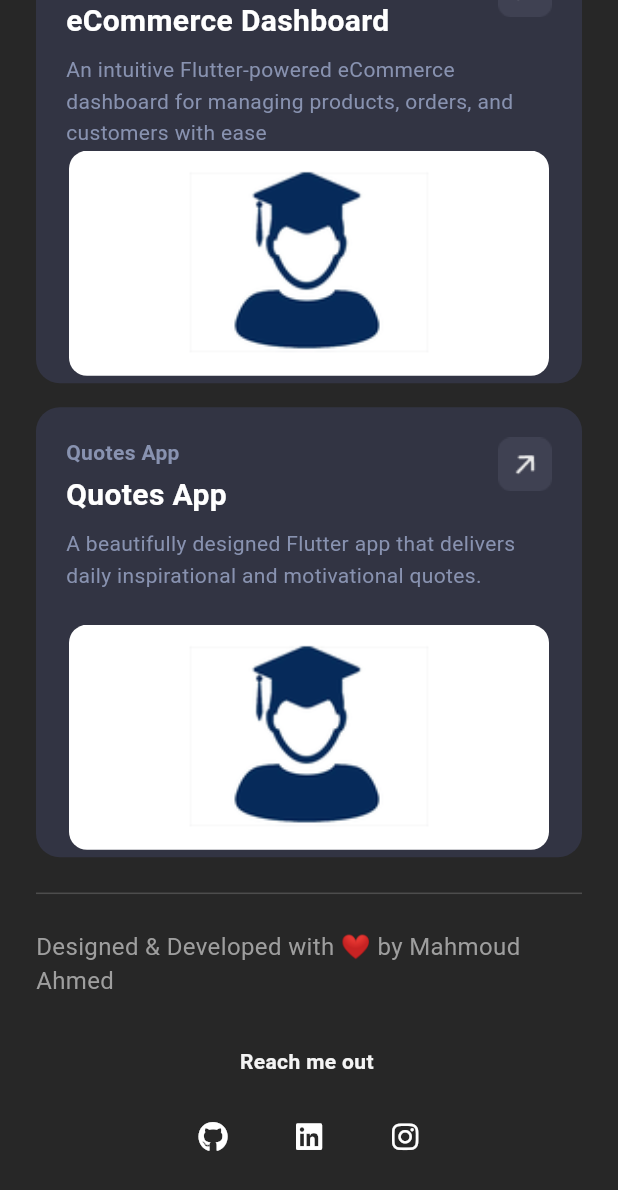
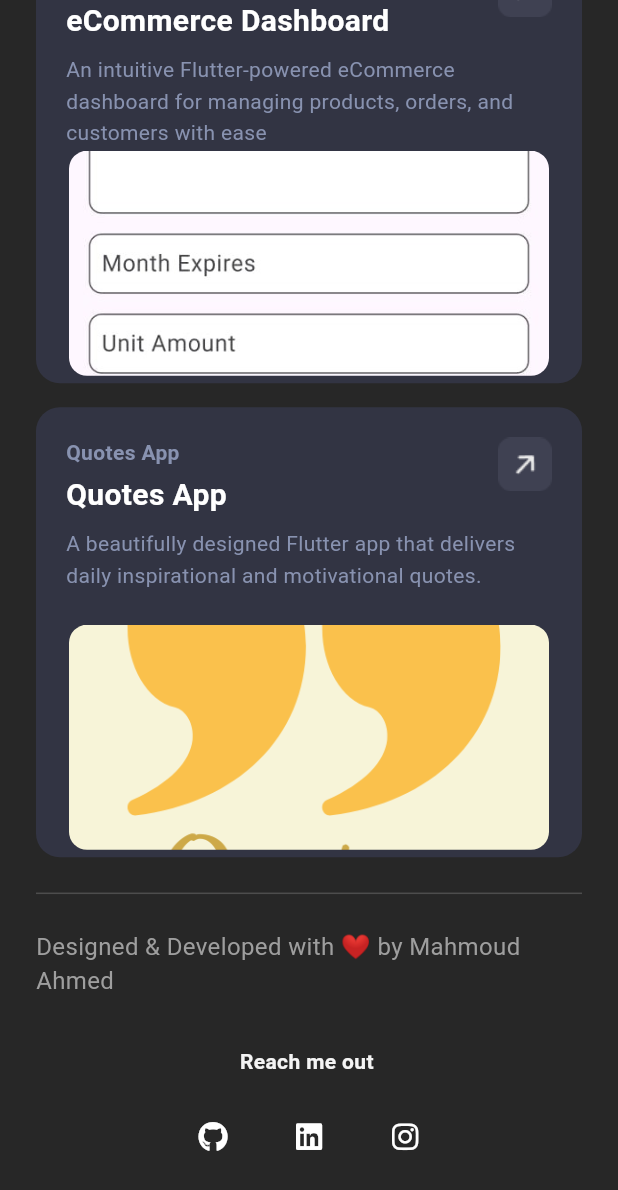
Before and after one commit to mahmoudahmed1718/my_portfolio, a Flutter app: the ProjectsView screen opened by its route, scrolled down 1521 dp, on a phone screen of 412 x 824 dp. Shown: the top 1190 px of the screen. Run offline on Flutter 3.47's test engine with Material 3 defaults, Android fonts, the light colour scheme and no system bars; our stand-ins replace flutter_animate, flutter_highlight, font_awesome_flutter, visibility_detector; missing offline and left inert: dart:js_interop, font_awesome_icon_class.

Commit message:
Refactor code structure for improved readability and maintainability

```diff
--- a/lib/core/helper/all_projects_list.dart
+++ b/lib/core/helper/all_projects_list.dart
@@ -10,26 +10,26 @@ const List<ProjectEntity> allProjects = [
     description:
         'A Flutter-based mobile app that controls a ground-tracking robot. It displays real-time data such as speed, obstacle distance, and robot status, and allows interactive control of movement and path tracking.',
   ),
-
-  ProjectEntity(
-    url: 'https://github.com/abd0-kha1ed/attendance-system',
-    imagePath: Assets.imagesLms,
-    type: 'Attendance System',
-    title: 'Flutter Attendance',
-    description:
-        'A Flutter-based attendance system that allows teachers to manage student attendance efficiently.',
-  ),
   ProjectEntity(
     url: 'https://github.com/abd0-kha1ed/lms',
-    imagePath: Assets.imagesAttendance,
+    imagePath: Assets.imagesLms,
     type: 'Flutter LMS',
     title: 'Learning Platform',
     description:
         'Flutter LMS built for students and teachers with clean architecture and state management.',
   ),
   ProjectEntity(
+    url: 'https://github.com/abd0-kha1ed/attendance-system',
+    imagePath: Assets.imagesAttendance,
+    type: 'Attendance System',
+    title: 'Flutter Attendance',
+    description:
+        'A Flutter-based attendance system that allows teachers to manage student attendance efficiently.',
+  ),
+
+  ProjectEntity(
     url: 'https://github.com/mahmoudahmed1718/ecommerce',
-    imagePath: Assets.imagesAttendance,
+    imagePath: Assets.imagesFruitHub,
     type: 'Fruit Hub',
     title: 'E-Commerce App',
     description:
@@ -37,7 +37,7 @@ const List<ProjectEntity> allProjects = [
   ),
   ProjectEntity(
     url: 'https://github.com/mahmoudahmed1718/ecommercedash',
-    imagePath: Assets.imagesAttendance,
+    imagePath: Assets.imagesEcommerceDashboard,
     type: 'Fruit Hub Admin Dashboard',
     title: 'eCommerce Dashboard',
     description:
@@ -45,7 +45,7 @@ const List<ProjectEntity> allProjects = [
   ),
   ProjectEntity(
     url: 'https://github.com/mahmoudahmed1718',
-    imagePath: Assets.imagesAttendance,
+    imagePath: Assets.imagesQuotes,
     type: 'Quotes App',
     title: 'Quotes App',
     description:
--- a/lib/core/utils/assets.dart
+++ b/lib/core/utils/assets.dart
@@ -6,13 +6,18 @@ class Assets {
   /// assets/images/attendance.png
   static const String imagesAttendance = "assets/images/attendance.png";
 
+  /// Assets for imagesEcommerceDashboard
+  /// assets/images/ecommerce_dashboard.jpg
+  static const String imagesEcommerceDashboard =
+      "assets/images/ecommerce_dashboard.jpg";
+
   /// Assets for imagesFacebook
   /// assets/images/facebook.png
   static const String imagesFacebook = "assets/images/facebook.png";
 
-  /// Assets for imagesImageProfile
-  /// assets/images/image_profile.png
-  static const String imagesImageProfile = "assets/images/profile_image.png";
+  /// Assets for imagesFruitHub
+  /// assets/images/fruit_hub.jpg
+  static const String imagesFruitHub = "assets/images/fruit_hub.jpg";
 
   /// Assets for imagesInsta
   /// assets/images/insta.png
@@ -34,6 +39,10 @@ class Assets {
   /// assets/images/path_tracker.png
   static const String imagesPathTracker = "assets/images/path_tracker.png";
 
+  /// Assets for imagesProfileImage
+  /// assets/images/profile_image.png
+  static const String imagesImageProfile = "assets/images/profile_image.png";
+
   /// Assets for imagesProjectArrow
   /// assets/images/project_arrow.png
   static const String imagesProjectArrow = "assets/images/project_arrow.png";
--- a/lib/features/about_me/presentation/view/about_me_view.dart
+++ b/lib/features/about_me/presentation/view/about_me_view.dart
@@ -183,8 +183,8 @@ class _AboutMeViewState extends State<AboutMeView> {
                 backgroundColor: AppColors.accent,
                 child: CircleAvatar(
                   radius: 80,
-                  backgroundColor: AppColors.accentBlue,
-                  child: Image.asset(Assets.imagesImageProfile),
+                  backgroundImage: AssetImage(Assets.imagesImageProfile),
+                  backgroundColor: Colors.black,
                 ),
               ),
 
--- a/lib/features/home/presentation/view/widgets/show_contact_home.dart
+++ b/lib/features/home/presentation/view/widgets/show_contact_home.dart
@@ -14,7 +14,7 @@ class ShowContactInHome extends StatelessWidget {
       children: [
         ElevatedButton(
           onPressed: () {
-            launchUrl(Uri.parse('mailto:abdelrahmankhaleddev@gmail.com'));
+            launchUrl(Uri.parse('mailto:mahmoudahmedhsn@gmail.com'));
           },
           style: ElevatedButton.styleFrom(
             backgroundColor: AppColors.accent,
```
Also changed, not shown: assets/assets/images/ecommerce_dashboard.jpg (added), assets/assets/images/fruit_hub.jpg (added), assets/images/ecommerce_dashboard.jpg (added), assets/images/fruit_hub.jpg (added).
